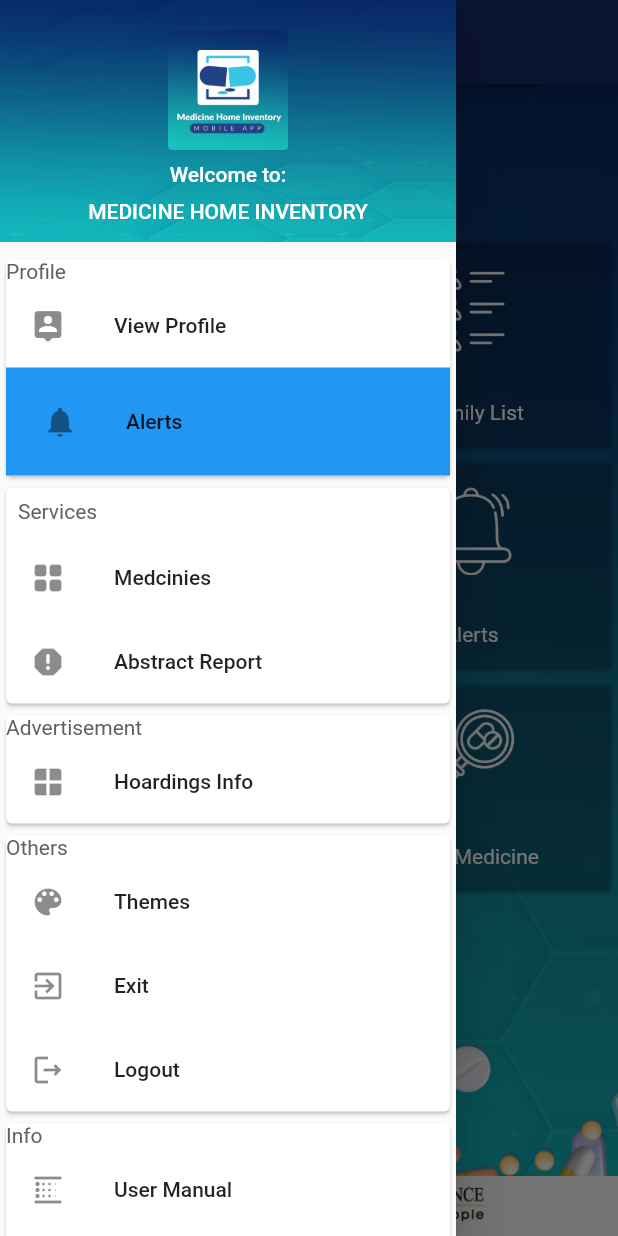
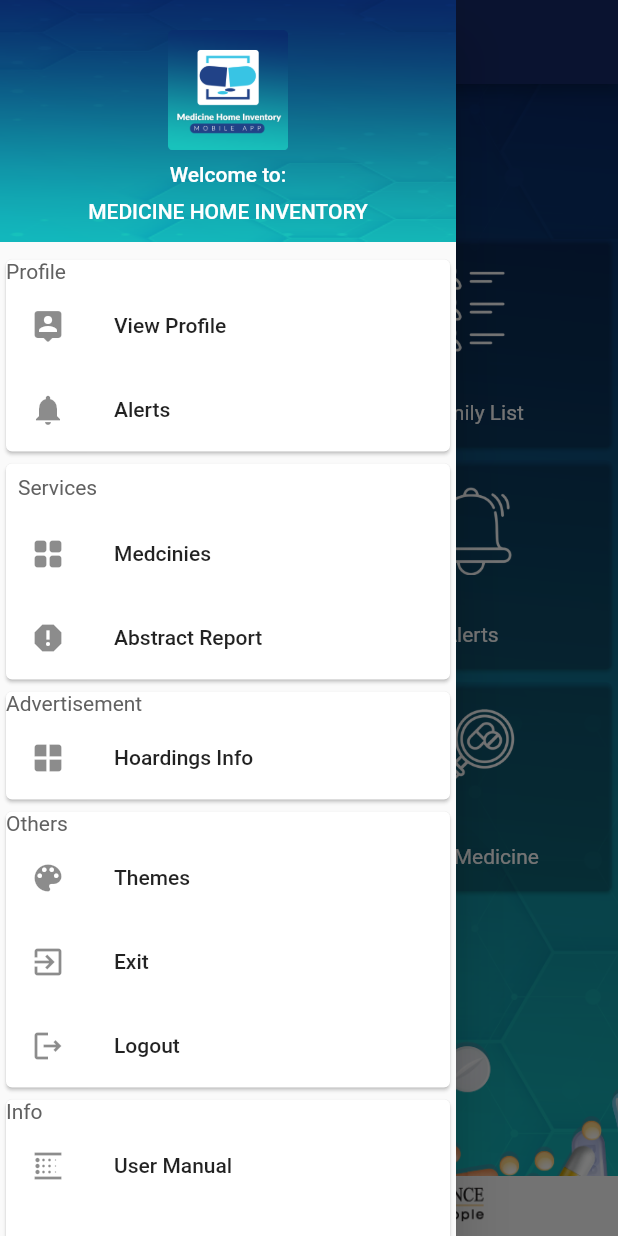
Before and after one commit to SrikanthErra/dart, a Flutter app: the dashboardGridview screen opened by its route, with the side drawer open, on a phone screen of 412 x 824 dp. Run offline on Flutter 3.47's test engine with Material 2 defaults, Android fonts, the phone set to English and light mode, and no system bars; our stand-ins replace dropdown_button2, file_picker, flutter_easyloading, flutter_svg, fluttertoast, sqflite and 1 more; missing offline and left inert: flutter_group_button, flutter_launcher_icons, flutter_pin_code_fields, syncfusion_flutter_pdfviewer; accounts and stored records are empty.

Commit message:
Blinking of Alerts in visitAlerts

```diff
--- a/lib/Dashboard/dashboard_gridview.dart
+++ b/lib/Dashboard/dashboard_gridview.dart
@@ -17,6 +17,7 @@ class dashboardGridview extends StatefulWidget {
 }
 
 class _dashboardGridviewState extends State<dashboardGridview> {
+  int counter = 0;
   List<gridListView> dashboardList = [
     gridListView(
         image: Image.asset(
@@ -47,7 +48,7 @@ class _dashboardGridviewState extends State<dashboardGridview> {
         color: Colors.white,
       ),
       title: 'Reports',
-      //navigateApproute: AppRoutes.
+      navigateApproute: AppRoutes.viewReports,
     ),
     gridListView(
         image: Image.asset(
--- a/lib/Dashboard/sidemenuDashboard.dart
+++ b/lib/Dashboard/sidemenuDashboard.dart
@@ -10,35 +10,8 @@ class SidemenuDashboard extends StatefulWidget {
   State<SidemenuDashboard> createState() => _SidemenuDashboardState();
 }
 
-class _SidemenuDashboardState extends State<SidemenuDashboard>
-    with SingleTickerProviderStateMixin {
-  late Animation<Color?> animation;
-  late AnimationController controller;
-  @override
-  initState() {
-    super.initState();
-    controller = AnimationController(
-      duration: const Duration(milliseconds: 500),
-      vsync: this,
-    );
-    final CurvedAnimation curve =
-        CurvedAnimation(parent: controller, curve: Curves.linear);
-    animation =
-        ColorTween(begin: Colors.white, end: Colors.blue).animate(curve);
-    // Keep the animation going forever once it is started
-    animation.addStatusListener((status) {
-      // Reverse the animation after it has been completed
-      if (status == AnimationStatus.completed) {
-        controller.reverse();
-      } else if (status == AnimationStatus.dismissed) {
-        controller.forward();
-      }
-      setState(() {});
-    });
-    // Remove this line if you want to start the animation later
-    controller.forward();
-  }
-
+class _SidemenuDashboardState
+    extends State<SidemenuDashboard> {
   @override
   Widget build(BuildContext context) {
     return Container(
@@ -96,29 +69,11 @@ class _SidemenuDashboardState extends State<SidemenuDashboard>
                       Navigator.pushNamed(context, AppRoutes.familyList);
                     },
                   ),
-                  AnimatedBuilder(
-                    animation: animation,
-                    builder: (BuildContext context, Widget? child) {
-                      return Container(
-                        color: animation.value,
-                        padding: const EdgeInsets.all(8.0),
-                        child: InkWell(
-                          onTap: () {
-                            // Start the animation or do something else on click
-                            // controller.forward();
-                            Navigator.pushNamed(context, AppRoutes.visitAlerts);
-                            print('button does something!');
-                          },
-                          child: ListTile(
-                            leading: Icon(Icons.notifications),
-                            title: Text("Alerts"),
-                            onTap: () {
-                              Navigator.pushNamed(
-                                  context, AppRoutes.visitAlerts);
-                            },
-                          ),
-                        ),
-                      );
+                  ListTile(
+                    leading: Icon(Icons.notifications),
+                    title: Text("Alerts"),
+                    onTap: () {
+                      Navigator.pushNamed(context, AppRoutes.visitAlerts);
                     },
                   ),
                 ],
@@ -139,7 +94,9 @@ class _SidemenuDashboardState extends State<SidemenuDashboard>
                   ListTile(
                     leading: Icon(Icons.grid_view_rounded),
                     title: Text("Medcinies"),
-                    onTap: () {},
+                    onTap: () {
+                      Navigator.pushNamed(context, AppRoutes.viewMedicine);
+                    },
                   ),
                   ListTile(
                     leading: Icon(Icons.report),
@@ -195,8 +152,7 @@ class _SidemenuDashboardState extends State<SidemenuDashboard>
                                     MainAxisAlignment.spaceAround,
                                 children: [
                                   ElevatedButton(
-                                    onPressed: () =>
-                                        SystemNavigator.pop(),
+                                    onPressed: () => SystemNavigator.pop(),
                                     child: const Text('YES'),
                                   ),
                                   ElevatedButton(
@@ -287,10 +243,4 @@ class _SidemenuDashboardState extends State<SidemenuDashboard>
       ),
     );
   }
-
-  @override
-  dispose() {
-    controller.dispose();
-    super.dispose();
-  }
 }
--- a/lib/Login/mpin.dart
+++ b/lib/Login/mpin.dart
@@ -75,10 +75,11 @@ class _mpinPageState extends State<mpinPage> {
                 activeBackgroundColor: Colors.blue[100],
                 borderRadius: BorderRadius.circular(10.0),
                 keyboardType: TextInputType.number,
-                autoHideKeyboard: false,
+                autoHideKeyboard: true,
                 fieldBackgroundColor: Colors.black12,
                 borderColor: Colors.black38,
                 textStyle: TextStyle(
+                  color: Colors.white,
                   fontSize: 30.0,
                   fontWeight: FontWeight.bold,
                 ),
@@ -108,10 +109,11 @@ class _mpinPageState extends State<mpinPage> {
                 activeBackgroundColor: Colors.blue[100],
                 borderRadius: BorderRadius.circular(10.0),
                 keyboardType: TextInputType.number,
-                autoHideKeyboard: false,
+                autoHideKeyboard: true,
                 fieldBackgroundColor: Colors.black12,
                 borderColor: Colors.black38,
                 textStyle: TextStyle(
+                  color: Colors.white,
                   fontSize: 30.0,
                   fontWeight: FontWeight.bold,
                 ),
--- a/lib/Routes/App_pages.dart
+++ b/lib/Routes/App_pages.dart
@@ -2,6 +2,7 @@ import 'package:flutter/cupertino.dart';
 import 'package:side_menu/AddPrescription/add_prescription.dart';
 import 'package:side_menu/AddPrescription/pdf_viewer.dart';
 import 'package:side_menu/Dashboard/dashboard_gridview.dart';
+import 'package:side_menu/FamilyList/reports.dart';
 import 'package:side_menu/Login/mpin.dart';
 import 'package:side_menu/Login/mpin_validate.dart';
 import 'package:side_menu/Login/otp.dart';
@@ -31,11 +32,12 @@ class AppPages {
       AppRoutes.login: ((context) => LoginPage()),
       AppRoutes.visitAlerts: ((context) => visitAlerts()),
       AppRoutes.registraion: ((context) => registerFamily()),
-       AppRoutes.pdfViewer: ((context) => PdfViewer()),
+      AppRoutes.pdfViewer: ((context) => PdfViewer()),
       AppRoutes.registerFamilyDashboard: ((context) =>
           registerFamilyFromDashboard()),
       AppRoutes.MedicineListView: ((context) => MedicineList()),
       AppRoutes.viewMedicine: ((context) => viewMedicine()),
+      AppRoutes.viewReports: ((context) => ReportsPage()),
     };
   }
 }
--- a/lib/Routes/App_routes.dart
+++ b/lib/Routes/App_routes.dart
@@ -20,4 +20,5 @@ class AppRoutes {
   static const registerFamilyDashboard = "/registerFamily";
   static const MedicineListView = "/medicineView";
   static const viewMedicine = "/viewMedicine";
+  static const viewReports = "/reports.dart";
 }
--- a/lib/main.dart
+++ b/lib/main.dart
@@ -7,8 +7,10 @@ import 'Routes/App_pages.dart';
 import 'Routes/App_routes.dart';
 import 'appColor.dart';
 import 'modelClasses/medicine_list_provider.dart';
+import 'notifier/alert_count_notifier.dart';
 
 void main() {
+  WidgetsFlutterBinding.ensureInitialized();
   runApp(const MyApp());
 }
 
@@ -22,6 +24,7 @@ class MyApp extends StatelessWidget {
         providers: [
           ChangeNotifierProvider(create: (_) => MedicineListProvider()),
           ChangeNotifierProvider(create: (_) => FamilyListNamesProvider()),
+          ChangeNotifierProvider(create: (_) => AlertsCountProvider()),
         ],
         child: MaterialApp(
           title: 'Medicine Home Inventory',
--- a/lib/modelClasses/family_list_names_provider.dart
+++ b/lib/modelClasses/family_list_names_provider.dart
@@ -1,6 +1,5 @@
 import 'package:flutter/material.dart';
 import 'package:side_menu/modelClasses/familyNamesModel.dart';
-
 
 import 'medicine_data_model.dart';
 
@@ -19,5 +18,4 @@ class FamilyListNamesProvider with ChangeNotifier {
   List<familyNamesDataModel> get FamilyNames {
     return _items;
   }
-
 }
--- /dev/null
+++ b/lib/notifier/alert_count_notifier.dart
@@ -0,0 +1,9 @@
+import 'package:flutter/material.dart';
+
+class AlertsCountProvider with ChangeNotifier {
+  int count = 0;
+  CountIncrementer() {
+    count++;
+    notifyListeners();
+  }
+}
```
Also changed, not shown: lib/Alerts/visit_alerts.dart (+29 -12 lines), lib/FamilyList/reports.dart (added, +40 -0 lines), lib/Login/mpin_validate.dart (+5 -3 lines), 1 other file.
